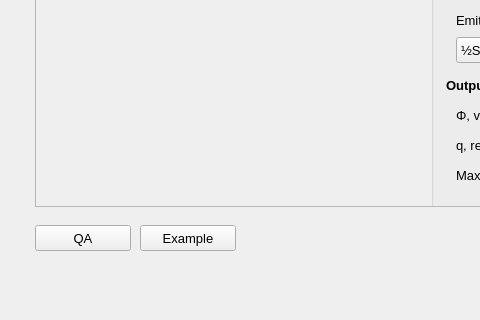
Old version of the form fsetoolsGUI/gui/layout/ui/dialog_0403_br187_parallel_complex.ui in the repository fuyans/fsetoolsGUI; both pictures show x 0 to 480 and y 401 to 721 of the 873 by 721 pixel window.
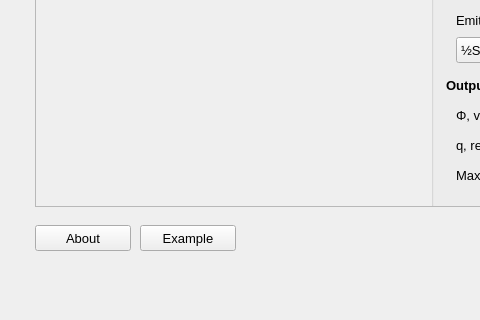
New version of the form. Icons and pictures are not drawn.

```diff
--- a/fsetoolsGUI/gui/layout/ui/dialog_0403_br187_parallel_complex.ui
+++ b/fsetoolsGUI/gui/layout/ui/dialog_0403_br187_parallel_complex.ui
@@ -1216,7 +1216,7 @@
         <string>Click to generate example input parameters.</string>
        </property>
        <property name="text">
-        <string>QA</string>
+        <string>About</string>
        </property>
       </widget>
      </widget>
```
Left out of the diff: 10 changed lines with no effect on the pictures.
